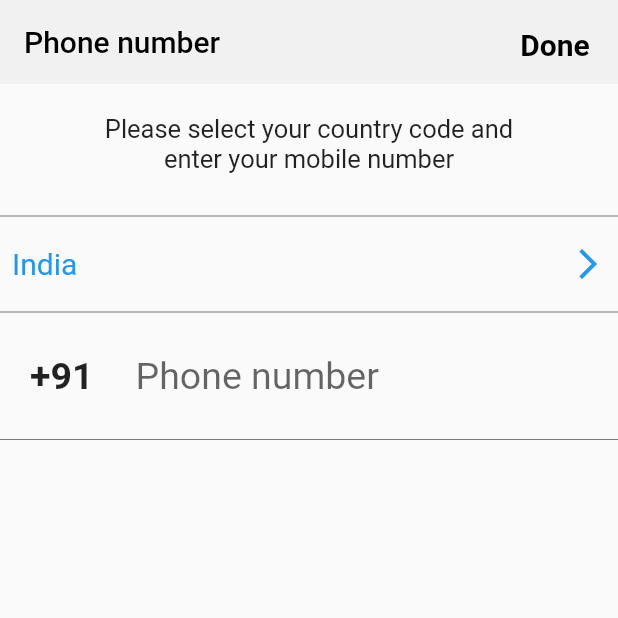
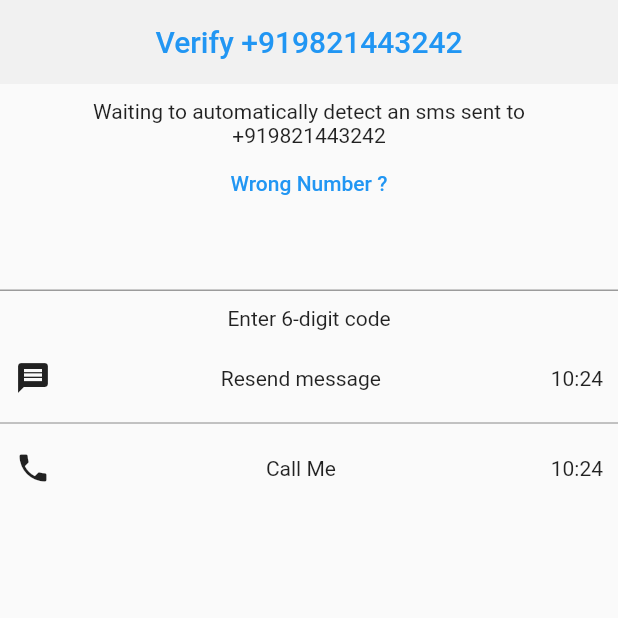
Before and after one commit to Rohit-rew/whatsappCloneFLutter, a Flutter app: the screen it shows after launch, on a phone screen of 412 x 824 dp, the top half of it. Run offline on Flutter 3.47's test engine with Material 2 defaults, Android fonts, the phone set to English and light mode, and no system bars; our stand-ins replace firebase_core; accounts and stored records are empty.

Commit message:
verification view created

```diff
--- a/lib/main.dart
+++ b/lib/main.dart
@@ -7,6 +7,79 @@ void main() {
   runApp(const MaterialApp(
     debugShowCheckedModeBanner: false,
     title: "Whatsapp Clone",
-    home: AuthView(),
+    home: VerificationView(),
   ));
 }
+
+class VerificationView extends StatefulWidget {
+  const VerificationView({super.key});
+
+  @override
+  State<VerificationView> createState() => _VerificationView();
+}
+
+class _VerificationView extends State<VerificationView> {
+  @override
+  Widget build(BuildContext context) {
+    return Scaffold(
+      appBar: AppBar(
+        backgroundColor: const Color.fromARGB(255, 241, 241, 241),
+        elevation: 0,
+        centerTitle: true,
+        title: const Text(
+          "Verify +919821443242",
+          style: TextStyle(color: Colors.blue),
+        ),
+      ),
+      body: Column(
+        children: [
+          const Padding(
+            padding: EdgeInsets.fromLTRB(20, 10, 20, 0),
+            child: Text(
+              "Waiting to automatically detect an sms sent to +919821443242",
+              textAlign: TextAlign.center,
+            ),
+          ),
+          TextButton(
+            onPressed: () {},
+            child: Text("Wrong Number ?"),
+          ),
+          TextField(),
+          Padding(
+            padding: const EdgeInsets.all(10.0),
+            child: Text("Enter 6-digit code"),
+          ),
+          Padding(
+            padding: const EdgeInsets.fromLTRB(10, 10, 10, 10),
+            child: Row(
+              mainAxisAlignment: MainAxisAlignment.spaceBetween,
+              children: const [
+                Icon(Icons.message),
+                Text(
+                  "Resend message",
+                  textAlign: TextAlign.left,
+                ),
+                Text("10:24")
+              ],
+            ),
+          ),
+          Divider(color: Colors.black45),
+          Padding(
+            padding: const EdgeInsets.fromLTRB(10, 10, 10, 10),
+            child: Row(
+              mainAxisAlignment: MainAxisAlignment.spaceBetween,
+              children: const [
+                Icon(Icons.phone),
+                Text(
+                  "Call Me",
+                  textAlign: TextAlign.left,
+                ),
+                Text("10:24")
+              ],
+            ),
+          )
+        ],
+      ),
+    );
+  }
+}
```
Also changed, not shown: lib/firebase_options.dart (added), 7 other files.
